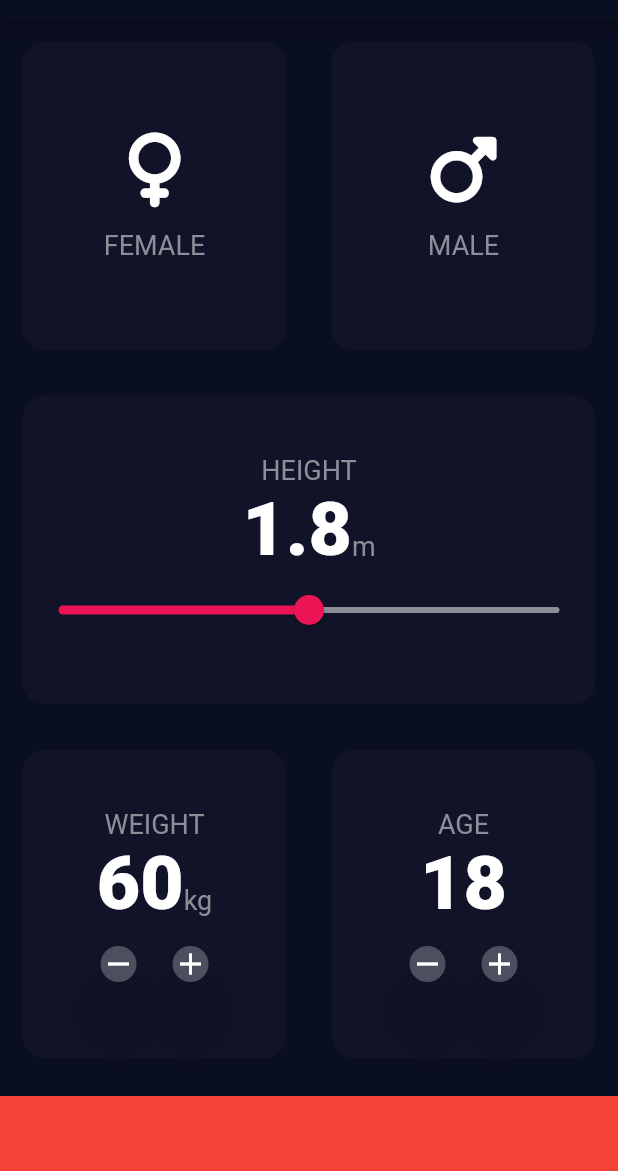
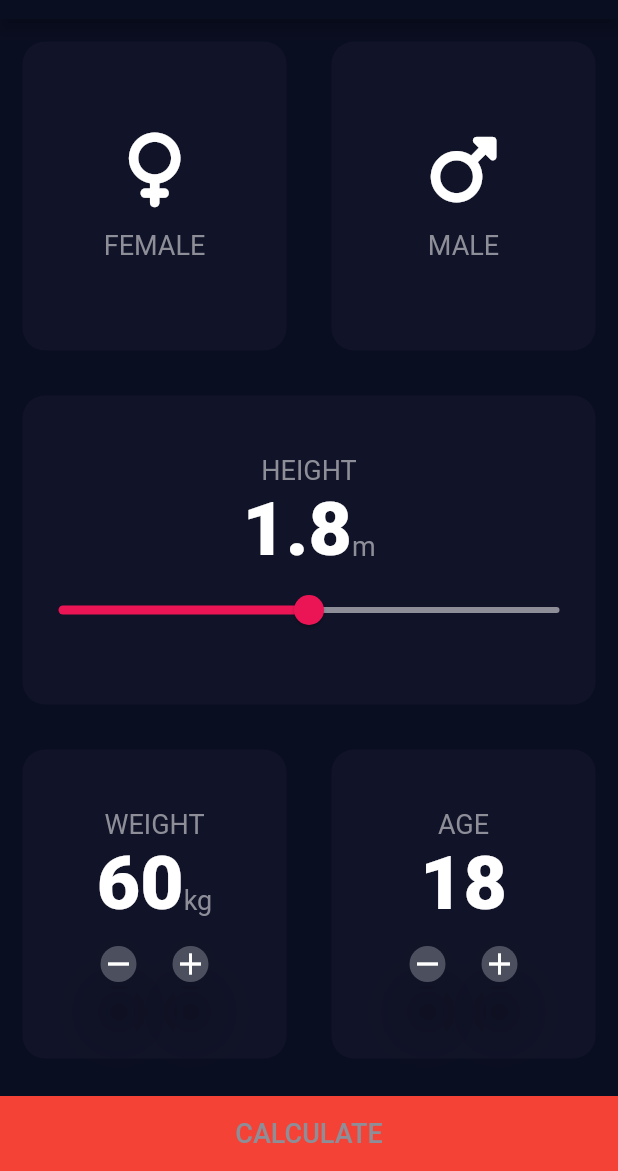
Before and after one commit to CarlosGarciaWeb/bmicalcflutter, a Flutter app: the screen it shows after launch, on a phone screen of 412 x 824 dp, the part 65-1236 px from its top. Run offline on Flutter 3.47's test engine with Material 2 defaults, Android fonts, the phone set to English and light mode, and no system bars; our stand-ins replace font_awesome_flutter; missing offline and left inert: dart:ffi.

Commit message:
create route through the main.dart file for the result page and continued to have input page as home. Then in input page I routed through name to the result page

```diff
--- a/lib/input_page.dart
+++ b/lib/input_page.dart
@@ -89,7 +89,7 @@ class _InputPageState extends State<InputPage> {
                           crossAxisAlignment: CrossAxisAlignment.baseline,
                           children: [
                             Text(
-                              (_height/100).toString(),
+                              (_height / 100).toString(),
                               style: numStyle,
                             ),
                             const Text(
@@ -137,7 +137,10 @@ class _InputPageState extends State<InputPage> {
                               _weight.toString(),
                               style: numStyle,
                             ),
-                            const Text("kg", style: labelStyle,),
+                            const Text(
+                              "kg",
+                              style: labelStyle,
+                            ),
                           ],
                         ),
                         Row(
@@ -208,6 +211,16 @@ class _InputPageState extends State<InputPage> {
               color: bottomColor,
               margin: const EdgeInsets.only(top: 10.0),
               height: 50.0,
+              child: Center(
+                child: TextButton(
+                    onPressed: () {
+                      Navigator.pushNamed(context, '/results');
+                    },
+                    child: const Text(
+                      'CALCULATE',
+                      style: labelStyle,
+                    )),
+              ),
             ),
           ],
         ),
--- a/lib/main.dart
+++ b/lib/main.dart
@@ -1,3 +1,4 @@
+import 'package:bmicalculator/results_page.dart';
 import 'package:flutter/material.dart';
 import 'package:bmicalculator/input_page.dart';
 
@@ -23,7 +24,11 @@ class BMICalculator extends StatelessWidget {
           scaffoldBackgroundColor: defaultColor,
           textTheme:
               const TextTheme(bodyMedium: TextStyle(color: Colors.white))),
-      home: const InputPage(),
+      // home: const InputPage(),
+      routes: {
+        '/':(context) => const InputPage(),
+        '/results':(context) => const ResultsPage()
+      },
     );
   }
 }
```
Also changed, not shown: lib/results_page.dart (added, +15 -0 lines).
